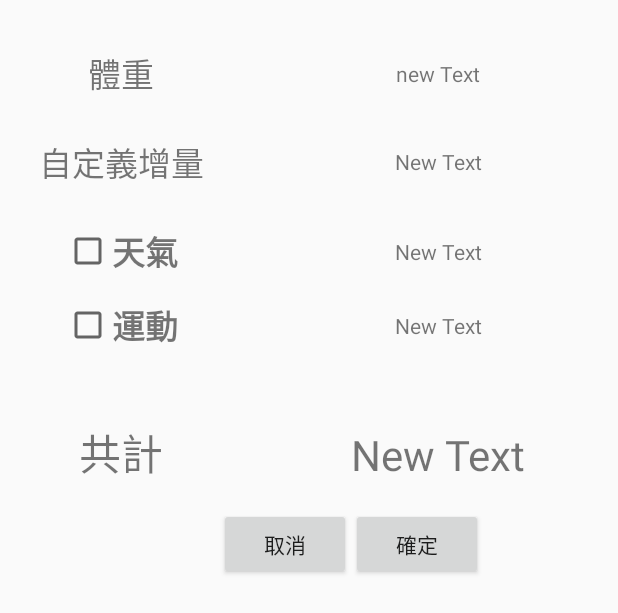
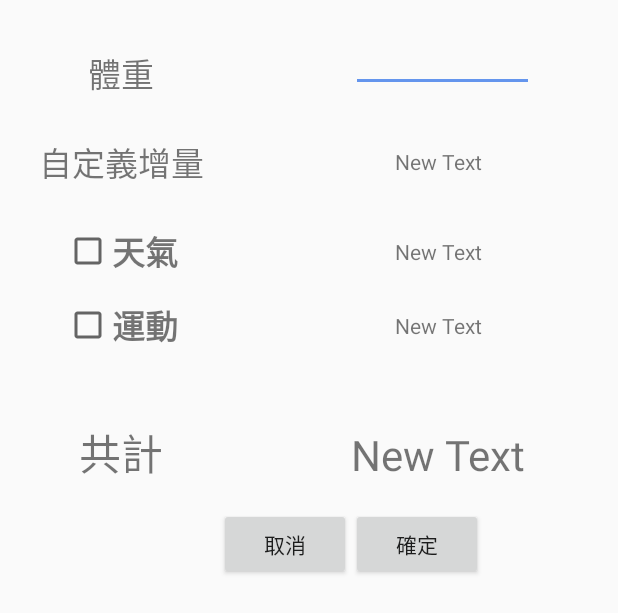
Before and after one commit to 94drink/master, an Android app: the layout weight.xml on its own in the app's theme, with its tools: preview values and no code run, on a phone screen of 412 x 824 dp. Shown: the top 613 px of the screen. Run offline under Robolectric (Android 15) with nearby library versions, the phone set to English and light mode, and no system bars.

Commit message:
no message

```diff
--- a/app/src/main/res/layout/weight.xml
+++ b/app/src/main/res/layout/weight.xml
@@ -20,14 +20,17 @@
         android:allowUndo="false"
         android:autoText="false"
         android:clickable="false" />
-    <TextView
-        android:layout_width="wrap_content"
+
+    <EditText
+        android:layout_width="122dp"
         android:layout_height="wrap_content"
-        android:text="new Text"
-        android:id="@+id/textView1"
+        android:inputType="number"
+        android:ems="10"
+        android:id="@+id/editText"
         android:layout_row="1"
         android:layout_column="15"
-        android:layout_gravity="center"/>
+        android:layout_columnSpan="3" />
+
     <TextView
         android:id="@+id/textView2"
         android:layout_width="wrap_content"
```
Also changed, not shown: app/src/main/java/tw/com/justdrink/Weight.java (+13 -5 lines).
